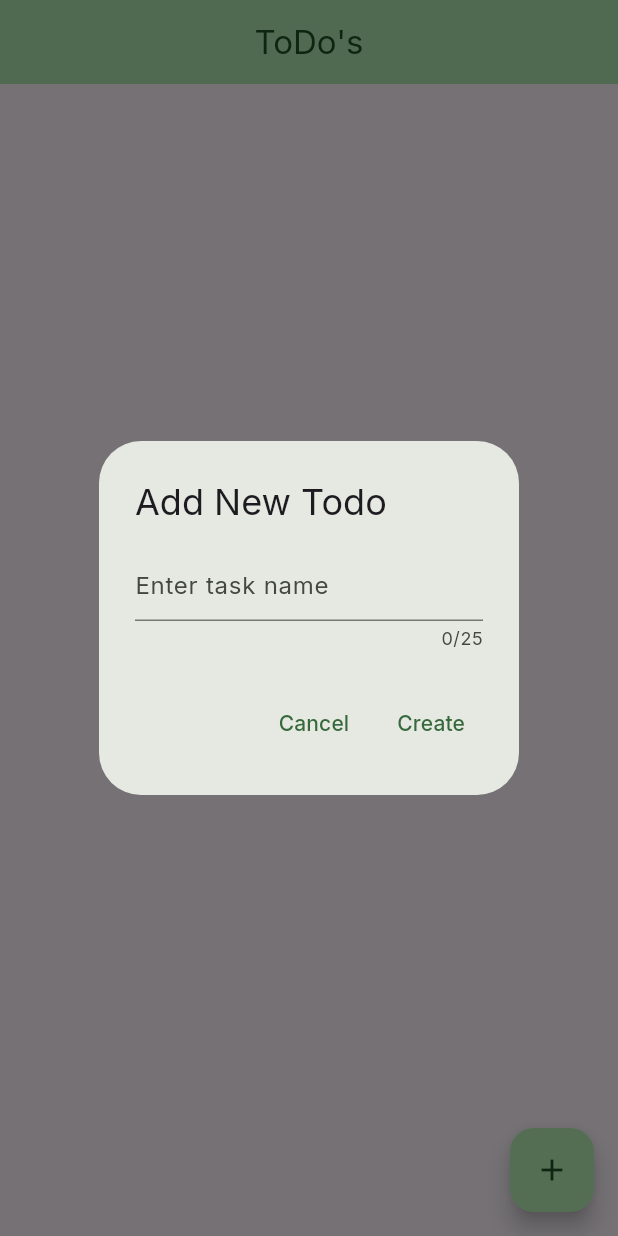
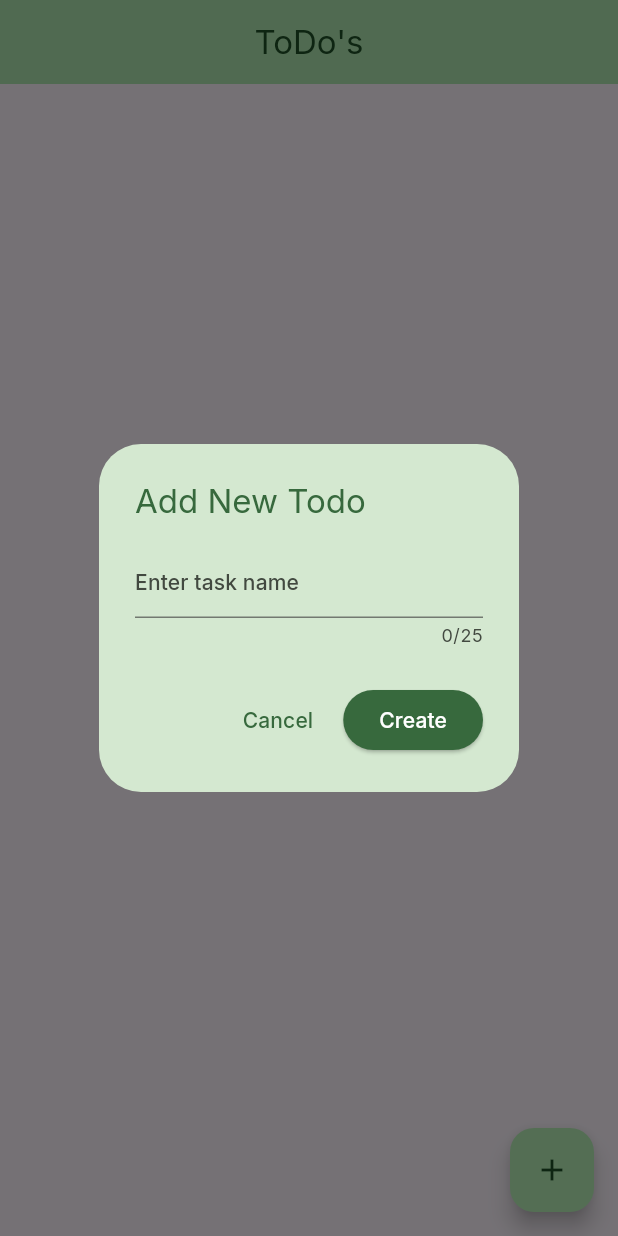
Before and after one commit to Fardeenhimself/flutter_todo, a Flutter app: the screen it shows after launch, after a tap on the "add" icon, on a phone screen of 412 x 824 dp. Run offline on Flutter 3.47's test engine with Material 3 defaults, Android fonts, the phone set to English and light mode, and no system bars; our stand-ins replace flutter_riverpod, google_fonts, hive_flutter; accounts and stored records are empty.

Commit message:
updated ui with human readble time format and text styles

```diff
--- a/lib/screens/home_screen.dart
+++ b/lib/screens/home_screen.dart
@@ -3,6 +3,7 @@ import 'package:flutter_riverpod/flutter_riverpod.dart';
 import 'package:flutter_todo/providers/todo_filter_provider.dart';
 import 'package:flutter_todo/providers/todo_provider.dart';
 import 'package:flutter_todo/utils/add_todo_box.dart';
+import 'package:intl/intl.dart';
 
 class HomeScreen extends ConsumerWidget {
   const HomeScreen({super.key});
@@ -12,9 +13,21 @@ class HomeScreen extends ConsumerWidget {
     final allTodos = ref.watch(todoListProvider);
     final todos = ref.watch(filteredTodoProvider);
     final filter = ref.watch(todoFilterProvider);
-    Widget content = Center(child: Text('Your todo\'s will appear here'));
+    Widget content = Center(
+      child: Text(
+        'Your todo\'s will appear here',
+        style: Theme.of(context).textTheme.bodyLarge!.copyWith(
+          color: Theme.of(context).colorScheme.onPrimaryContainer,
+        ),
+      ),
+    );
     Widget content2 = Center(
-      child: Text('Nothing to show here. Select another.'),
+      child: Text(
+        'Nothing to show here. Select another.',
+        style: Theme.of(context).textTheme.bodyLarge!.copyWith(
+          color: Theme.of(context).colorScheme.onPrimaryContainer,
+        ),
+      ),
     );
 
     return Scaffold(
@@ -26,18 +39,42 @@ class HomeScreen extends ConsumerWidget {
                 Padding(
                   padding: const EdgeInsets.all(8),
                   child: SegmentedButton<TodoFilter>(
-                    segments: const [
+                    segments: [
                       ButtonSegment(
                         value: TodoFilter.all,
-                        label: Text('All Tasks'),
+                        label: Text(
+                          'All Tasks',
+                          style: Theme.of(context).textTheme.labelLarge!
+                              .copyWith(
+                                color: Theme.of(
+                                  context,
+                                ).colorScheme.onPrimaryContainer,
+                              ),
+                        ),
                       ),
                       ButtonSegment(
                         value: TodoFilter.complete,
-                        label: Text('Completed Tasks'),
+                        label: Text(
+                          'Completed',
+                          style: Theme.of(context).textTheme.labelLarge!
+                              .copyWith(
+                                color: Theme.of(
+                                  context,
+                                ).colorScheme.onPrimaryContainer,
+                              ),
+                        ),
                       ),
                       ButtonSegment(
                         value: TodoFilter.incomplete,
-                        label: Text('Remaining Tasks'),
+                        label: Text(
+                          'Remaining',
+                          style: Theme.of(context).textTheme.labelLarge!
+                              .copyWith(
+                                color: Theme.of(
+                                  context,
+                                ).colorScheme.onPrimaryContainer,
+                              ),
+                        ),
                       ),
                     ],
                     selected: {filter},
@@ -57,7 +94,16 @@ class HomeScreen extends ConsumerWidget {
                             return Dismissible(
                               background: Container(
                                 color: Theme.of(context).colorScheme.error,
-                                child: Icon(Icons.delete),
+                                margin: EdgeInsets.symmetric(
+                                  horizontal: Theme.of(
+                                    context,
+                                  ).cardTheme.margin!.horizontal,
+                                ),
+                                child: Icon(
+                                  Icons.delete,
+                                  color: Colors.white,
+                                  size: 25,
+                                ),
                               ),
                               key: ValueKey(todos[index]),
                               onDismissed: (direction) {
@@ -66,7 +112,10 @@ class HomeScreen extends ConsumerWidget {
                                     .deleteTodo(todo.id);
                                 ScaffoldMessenger.of(context).clearSnackBars();
                                 ScaffoldMessenger.of(context).showSnackBar(
-                                  const SnackBar(
+                                  SnackBar(
+                                    backgroundColor: Theme.of(
+                                      context,
+                                    ).colorScheme.primary,
                                     duration: Duration(seconds: 2),
                                     content: Text('Item removed'),
                                   ),
@@ -75,13 +124,21 @@ class HomeScreen extends ConsumerWidget {
                               child: ListTile(
                                 title: Text(
                                   todo.name,
-                                  style: TextStyle(
-                                    decoration: todo.isCompleted
-                                        ? TextDecoration.lineThrough
-                                        : TextDecoration.none,
-                                  ),
+                                  style: Theme.of(context).textTheme.titleLarge!
+                                      .copyWith(
+                                        color: Theme.of(
+                                          context,
+                                        ).colorScheme.secondary,
+                                        decoration: todo.isCompleted
+                                            ? TextDecoration.lineThrough
+                                            : TextDecoration.none,
+                                      ),
                                 ),
-                                subtitle: Text((todo.addedAt).toString()),
+                                subtitle: Text(
+                                  'Added at: ${DateFormat.yMMMd().add_jm().format(todo.addedAt)}',
+                                  //dateformat comes from intl package.
+                                  //add_jm converts time into 12 hour human readable
+                                ),
                                 leading: Checkbox(
                                   value: todo.isCompleted,
                                   onChanged: (ctx) => ref
--- a/lib/utils/add_todo_box.dart
+++ b/lib/utils/add_todo_box.dart
@@ -9,11 +9,20 @@ class AddTodoBox extends ConsumerWidget {
   Widget build(BuildContext context, WidgetRef ref) {
     final controller = TextEditingController();
     return AlertDialog(
-      title: const Text('Add New Todo'),
+      backgroundColor: Theme.of(context).colorScheme.secondaryContainer,
+      title: Text(
+        'Add New Todo',
+        style: Theme.of(context).textTheme.titleLarge!.copyWith(
+          color: Theme.of(context).colorScheme.primary,
+        ),
+      ),
       content: TextField(
         controller: controller,
         maxLength: 25,
         decoration: InputDecoration(hintText: 'Enter task name'),
+        style: Theme.of(context).textTheme.labelLarge!.copyWith(
+          color: Theme.of(context).colorScheme.secondary,
+        ),
       ),
       actions: [
         TextButton(
@@ -22,15 +31,17 @@ class AddTodoBox extends ConsumerWidget {
           },
           child: Text('Cancel'),
         ),
-        TextButton(
+        ElevatedButton(
+          style: ElevatedButton.styleFrom(
+            backgroundColor: Theme.of(context).colorScheme.primary,
+            foregroundColor: Theme.of(context).colorScheme.onPrimary,
+          ),
           onPressed: () {
             if (controller.text.trim().isNotEmpty) {
               ref
                   .read(todoListProvider.notifier)
                   .addTodo(controller.text.trim());
               Navigator.of(context).pop();
-            } else {
-              Text('Fild cannot be empty');
             }
           },
           child: Text('Create'),
--- a/lib/utils/theme/dark_theme.dart
+++ b/lib/utils/theme/dark_theme.dart
@@ -13,13 +13,14 @@ ThemeData darkTheme = ThemeData.dark().copyWith(
     foregroundColor: kDarkThemeColor.onPrimaryContainer,
     centerTitle: true,
     elevation: 2,
-    titleSpacing: 1,
+    titleSpacing: 1.5,
   ),
 
   cardTheme: CardThemeData().copyWith(
     color: kDarkThemeColor.primaryContainer,
     shadowColor: kDarkThemeColor.secondaryContainer,
     elevation: 2,
+    margin: EdgeInsets.symmetric(horizontal: 16, vertical: 8),
     shape: RoundedRectangleBorder(
       borderRadius: BorderRadiusGeometry.circular(20),
     ),
--- a/lib/utils/theme/light_theme.dart
+++ b/lib/utils/theme/light_theme.dart
@@ -19,6 +19,7 @@ ThemeData lighTheme = ThemeData().copyWith(
     color: kLightThemeColor.primaryContainer,
     shadowColor: kLightThemeColor.secondaryContainer,
     elevation: 2,
+    margin: EdgeInsets.symmetric(horizontal: 16, vertical: 8),
     shape: RoundedRectangleBorder(
       borderRadius: BorderRadiusGeometry.circular(20),
     ),
--- a/pubspec.yaml
+++ b/pubspec.yaml
@@ -2,7 +2,7 @@ name: flutter_todo
 description: "A new Flutter project."
 # The following line prevents the package from being accidentally published to
 # pub.dev using `flutter pub publish`. This is preferred for private packages.
-publish_to: 'none' # Remove this line if you wish to publish to pub.dev
+publish_to: "none" # Remove this line if you wish to publish to pub.dev
 
 # The following defines the version and build number for your application.
 # A version number is three numbers separated by dots, like 1.2.43
@@ -39,6 +39,7 @@ dependencies:
   hive: ^2.2.3
   hive_flutter: ^1.1.0
   path_provider: ^2.1.2
+  intl: ^0.18.1
 
 dev_dependencies:
   flutter_test:
@@ -52,13 +53,11 @@ dev_dependencies:
   build_runner: ^2.4.6
   hive_generator: ^2.0.1
 
-
 # For information on the generic Dart part of this file, see the
 # following page: https://dart.dev/tools/pub/pubspec
 
 # The following section is specific to Flutter packages.
 flutter:
-
   # The following line ensures that the Material Icons font is
   # included with your application, so that you can use the icons in
   # the material Icons class.
```
Also changed, not shown: pubspec.lock.
